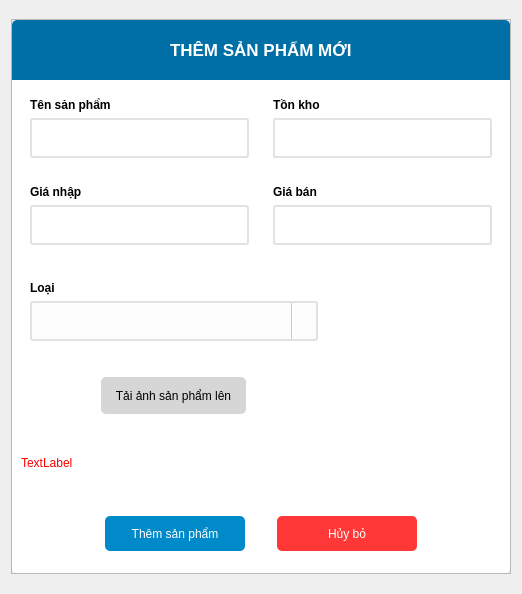
This is UI/forms/manager/add_product.ui in yuukun123/bakery-management-system as Qt 5 draws it before an edit. The edited form follows.
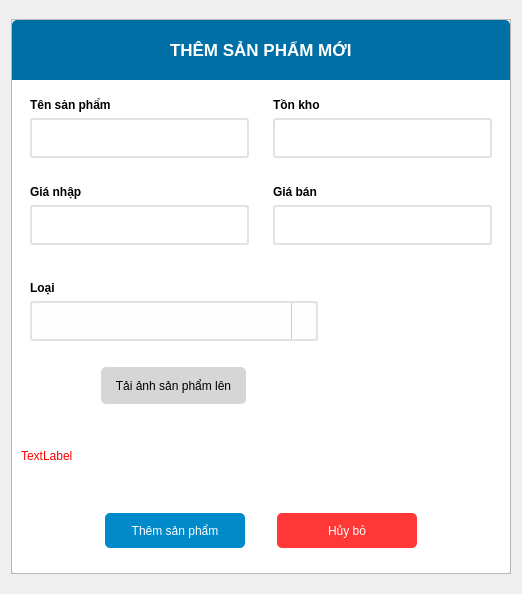
This is the edited form. Icons and pictures are not drawn.

What changed in the file:
```diff
--- a/UI/forms/manager/add_product.ui
+++ b/UI/forms/manager/add_product.ui
@@ -526,22 +526,6 @@
                     </layout>
                    </widget>
                   </item>
-                  <item>
-                   <widget class="QLabel" name="link_product">
-                    <property name="font">
-                     <font>
-                      <pointsize>10</pointsize>
-                     </font>
-                    </property>
-                    <property name="styleSheet">
-                     <string notr="true">padding-left:10px;
-color: rgb(0, 85, 255);</string>
-                    </property>
-                    <property name="text">
-                     <string/>
-                    </property>
-                   </widget>
-                  </item>
                   <item alignment="Qt::AlignHCenter">
                    <widget class="QToolButton" name="upload_btn">
                     <property name="cursor">
```
